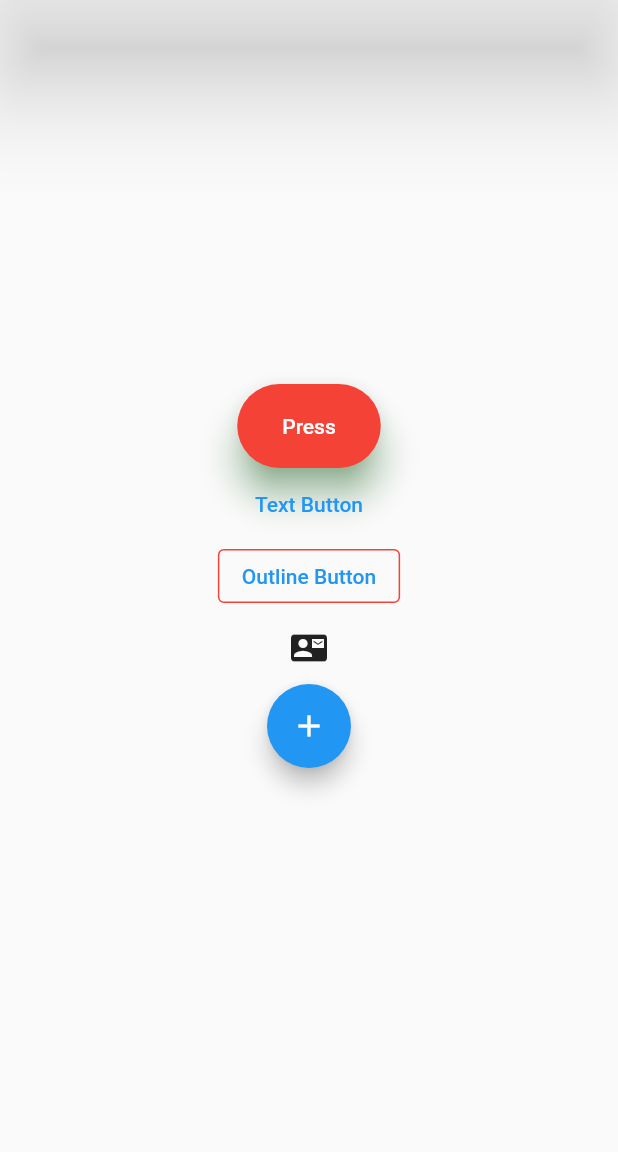
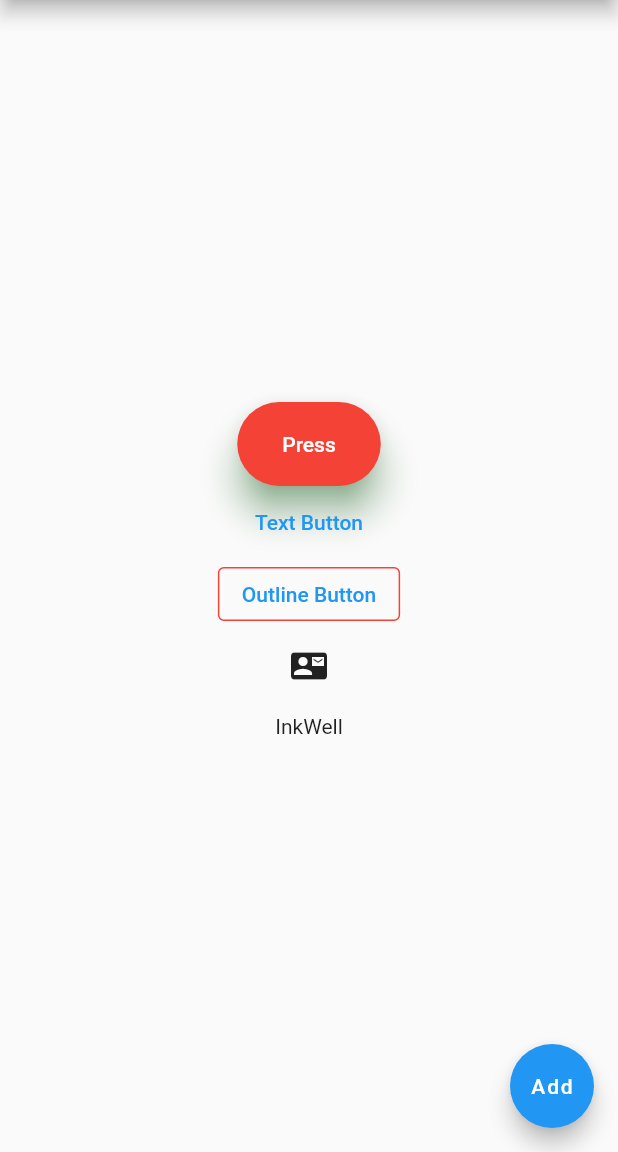
Before and after one commit to siraajul/flutter_essential, a Flutter app: the screen it shows after launch, on a phone screen of 412 x 824 dp, the part 84-1236 px from its top. Run offline on Flutter 3.47's test engine with Material 2 defaults, Android fonts, the phone set to English and light mode, and no system bars.

Commit message:
Custom Clickable or Text

```diff
--- a/lib/main.dart
+++ b/lib/main.dart
@@ -27,7 +27,7 @@ class HomeScreen extends StatelessWidget {
         title: Text('Flutter Essential Widget'),
         centerTitle: true,
         backgroundColor: Colors.red,
-        elevation: 30,
+        elevation: 05,
         titleTextStyle: TextStyle(
           fontSize: 20,
         ),
@@ -41,6 +41,13 @@ class HomeScreen extends StatelessWidget {
               onPressed: () {}, icon: const Icon(Icons.connected_tv_sharp))
         ],
       ),
+
+      //----FloatingActionButton----
+      floatingActionButton: FloatingActionButton(
+        onPressed: () {},
+        child: Text('Add'),
+      ),
+      floatingActionButtonLocation: FloatingActionButtonLocation.endFloat,
 
       //----------Body----------
       body: Center(
@@ -84,11 +91,22 @@ class HomeScreen extends StatelessWidget {
               icon: Icon(Icons.contact_mail),
             ),
 
-            //----FloatingActionButton----
-            FloatingActionButton(
-              onPressed: () {},
-              child: Icon(Icons.add),
-            ),
+            //Custom Clickable or Text
+            InkWell(
+                splashColor: Colors.red,
+                onLongPress: () {
+                  print('Long Pressed');
+                },
+                onDoubleTap: () {
+                  print('Double Tap');
+                },
+                onTap: () {
+                  print('Taped');
+                },
+                child: Padding(
+                  padding: const EdgeInsets.all(8.0),
+                  child: Text('InkWell'),
+                ))
           ],
         ),
       ),
--- a/pubspec.yaml
+++ b/pubspec.yaml
@@ -59,9 +59,8 @@ flutter:
   uses-material-design: true
 
   # To add assets to your application, add an assets section, like this:
-  # assets:
-  #   - images/a_dot_burr.jpeg
-  #   - images/a_dot_ham.jpeg
+  assets:
+    - assets/images/flutter.png
 
   # An image asset can refer to one or more resolution-specific "variants", see
   # https://flutter.dev/assets-and-images/#resolution-aware
```
Also changed, not shown: assets/images/flutter.png (added), pubspec.lock.
